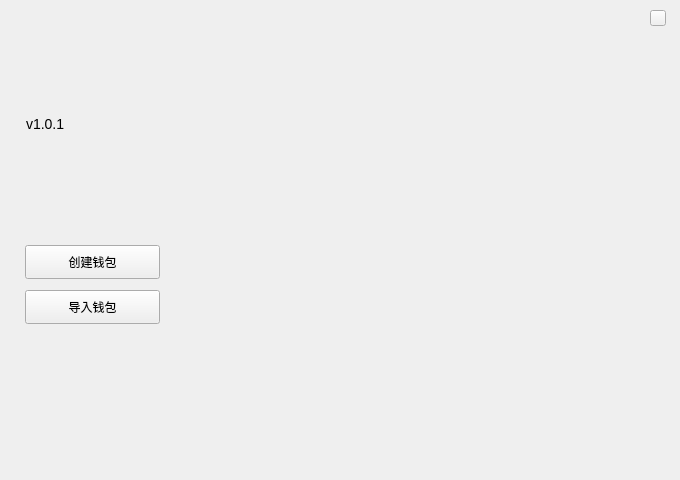
This is XWCWallet/neworimportwalletwidget.ui in Whitecoin-Owner/Whitecoin-qt as Qt 5 draws it before an edit. The edited form follows.
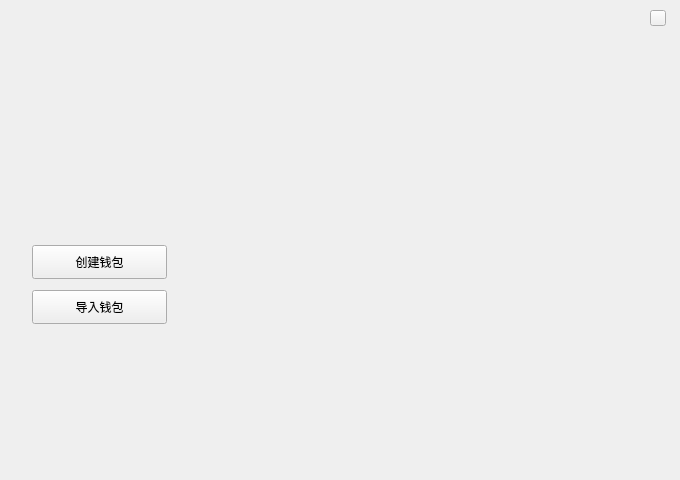
This is the edited form.

Patch:
```diff
--- a/XWCWallet/neworimportwalletwidget.ui
+++ b/XWCWallet/neworimportwalletwidget.ui
@@ -16,7 +16,7 @@
   <widget class="QToolButton" name="newWalletBtn">
    <property name="geometry">
     <rect>
-     <x>25</x>
+     <x>32</x>
      <y>245</y>
      <width>135</width>
      <height>34</height>
@@ -32,7 +32,7 @@
   <widget class="QToolButton" name="importWalletBtn">
    <property name="geometry">
     <rect>
-     <x>25</x>
+     <x>32</x>
      <y>290</y>
      <width>135</width>
      <height>34</height>
@@ -64,7 +64,7 @@
   <widget class="QLabel" name="label_version">
    <property name="geometry">
     <rect>
-     <x>26</x>
+     <x>60</x>
      <y>114</y>
      <width>80</width>
      <height>20</height>
@@ -79,7 +79,10 @@
     <string notr="true">font-size: 14px;</string>
    </property>
    <property name="text">
-    <string>v1.0.1</string>
+    <string/>
+   </property>
+   <property name="alignment">
+    <set>Qt::AlignCenter</set>
    </property>
   </widget>
  </widget>
```
